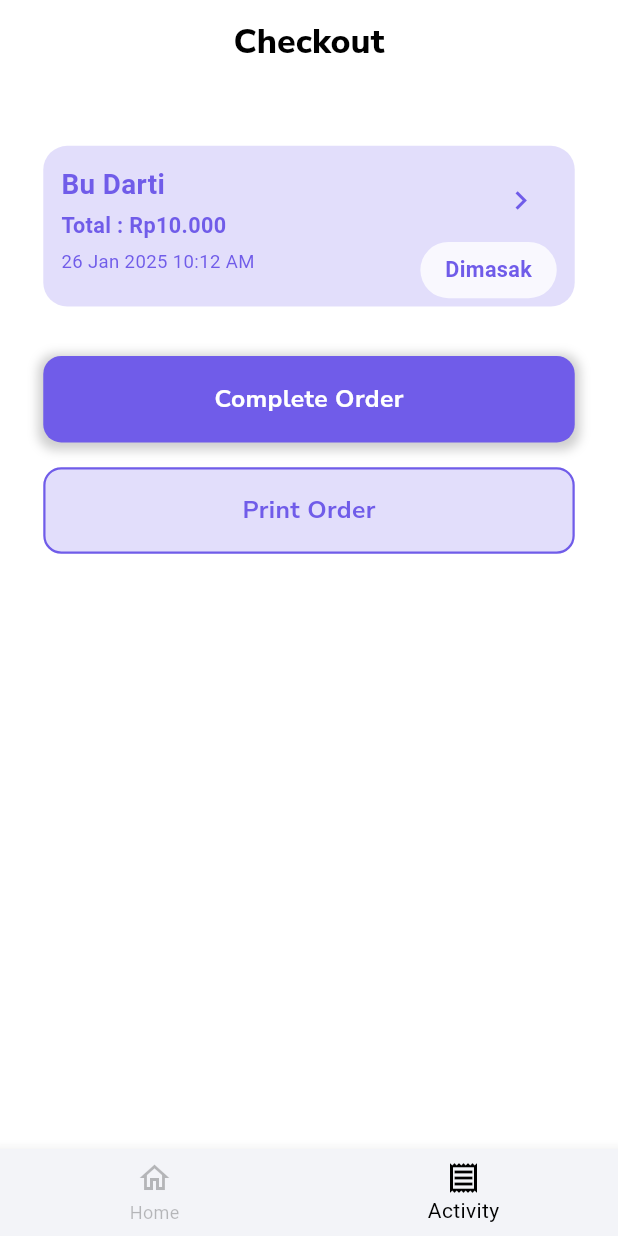
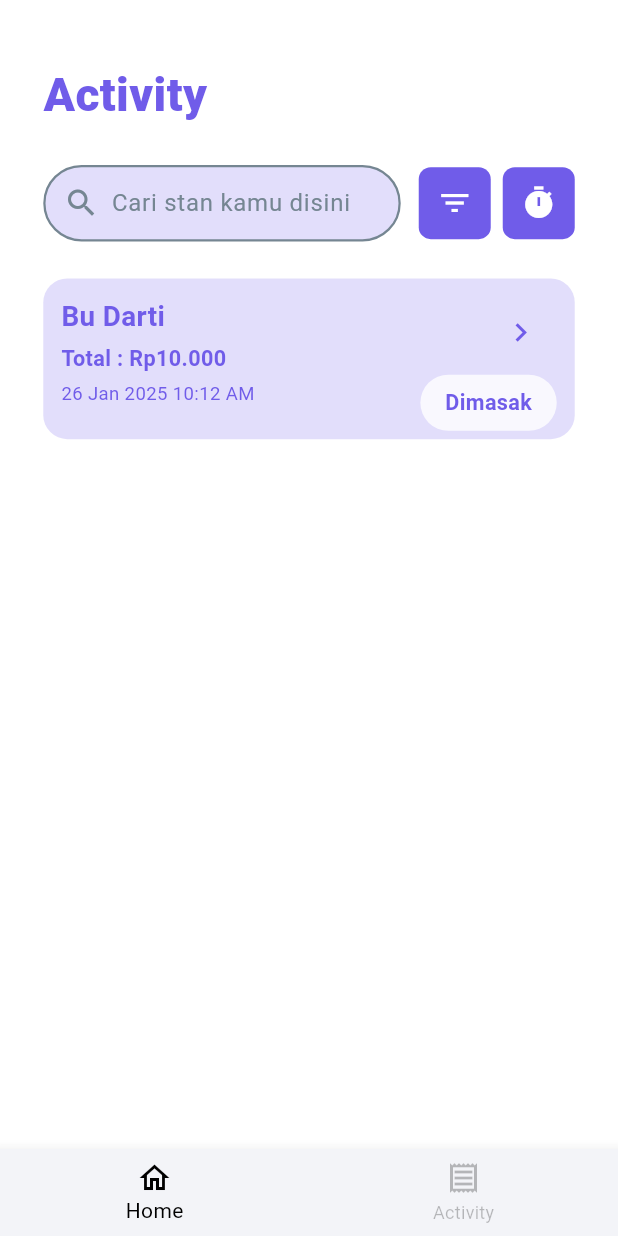
Before and after one commit to silkiy/ukk_kantin, a Flutter app: the ActivityPageStudent screen opened directly, on a phone screen of 412 x 824 dp. Run offline on Flutter 3.47's test engine with Material 3 defaults, Android fonts, the light colour scheme and no system bars; our stand-ins replace animated_splash_screen, google_fonts, page_transition.

Commit message:
fix : change from activity_page_student

```diff
--- a/lib/pages/student/activity_page_student.dart
+++ b/lib/pages/student/activity_page_student.dart
@@ -1,8 +1,7 @@
 import 'package:flutter/material.dart';
-import 'package:google_fonts/google_fonts.dart';
+import 'package:ukk_kantin_epan/components/card_activity.dart';
 
 import '../../components/bottom_nav_bar_student.dart';
-import '../../components/card_activity.dart';
 
 class ActivityPageStudent extends StatefulWidget {
   const ActivityPageStudent({super.key});
@@ -16,21 +15,6 @@ class _ActivityPageStudentState extends State<ActivityPageStudent> {
   Widget build(BuildContext context) {
     return Scaffold(
       backgroundColor: Color.fromRGBO(255, 255, 255, 1),
-      appBar: AppBar(
-        backgroundColor: Color.fromRGBO(255, 255, 255, 1),
-        elevation: 0,
-        centerTitle: true,
-        leading: null,
-        automaticallyImplyLeading: false,
-        title: Text(
-          "Checkout",
-          style: GoogleFonts.nunitoSans(
-            fontSize: MediaQuery.of(context).size.width * 0.055,
-            fontWeight: FontWeight.w800,
-            color: Colors.black,
-          ),
-        ),
-      ),
       body: SingleChildScrollView(
         padding: EdgeInsets.symmetric(
           vertical: MediaQuery.of(context).size.height * 0.05,
@@ -38,76 +22,93 @@ class _ActivityPageStudentState extends State<ActivityPageStudent> {
         ),
         child: Column(
           children: [
-            CardActivity(),
-            SizedBox(height: MediaQuery.of(context).size.height * 0.04),
-            GestureDetector(
-              onTap: () async {},
-              child: Container(
-                height: MediaQuery.of(context).size.width * 0.14,
-                decoration: BoxDecoration(
-                  color: const Color.fromRGBO(112, 92, 233, 1),
-                  borderRadius: BorderRadius.circular(12),
-                  boxShadow: [
-                    BoxShadow(
-                      color: const Color.fromRGBO(158, 158, 158, 1)
-                          .withValues(alpha: 0.5),
-                      spreadRadius: 3,
-                      blurRadius: 5,
-                      offset: Offset(0, 2),
+            Row(
+              children: [
+                Text(
+                  "Activity",
+                  style: TextStyle(
+                    fontSize: MediaQuery.of(context).size.width * 0.075,
+                    fontWeight: FontWeight.w800,
+                    color: Color(0xff705CE9),
+                  ),
                 ),
               ],
             ),
-                child: Center(
+            SizedBox(height: MediaQuery.of(context).size.height * 0.03),
+            Row(
+              children: [
+                Expanded(
+                  child: Container(
+                    decoration: BoxDecoration(
+                      color: Color.fromRGBO(112, 92, 233, 0.2),
+                      borderRadius: BorderRadius.circular(30),
+                      border: Border.all(
+                        color: Color(0xff758692),
+                        width: 1.5,
+                      ),
+                    ),
+                    padding: EdgeInsets.symmetric(horizontal: 12),
                     child: Row(
-                    mainAxisAlignment: MainAxisAlignment.center,
                       children: [
-                      Text(
-                        "Complete Order",
-                        style: GoogleFonts.nunitoSans(
-                          fontSize: MediaQuery.of(context).size.width * 0.04,
-                          fontWeight: FontWeight.w700,
-                          color: Colors.white,
+                        Icon(
+                          Icons.search,
+                          color: Color(0xff758692),
+                        ),
+                        SizedBox(width: 8),
+                        Expanded(
+                          child: TextField(
+                            decoration: InputDecoration(
+                              hintText: "Cari stan kamu disini",
+                              hintStyle: TextStyle(
+                                color: Color(0xff758692),
+                              ),
+                              border: InputBorder.none,
+                            ),
+                            style: TextStyle(
+                              color: Color(0xff758692),
+                            ),
                           ),
                         ),
                       ],
                     ),
                   ),
                 ),
+                SizedBox(width: 12),
+                Container(
+                  decoration: BoxDecoration(
+                    color: Color(0xff705CE9),
+                    borderRadius: BorderRadius.circular(8),
                   ),
-            SizedBox(height: MediaQuery.of(context).size.height * 0.02),
-            GestureDetector(
-              onTap: () async {},
-              child: Container(
-                height: MediaQuery.of(context).size.width * 0.14,
-                decoration: BoxDecoration(
-                  color: Color.fromRGBO(112, 92, 233, 0.2),
-                  border: Border.all(
-                    width: 1.5,
-                    color: Color.fromRGBO(112, 92, 233, 1),
+                  child: IconButton(
+                    icon: Icon(
+                      Icons.filter_list,
+                      color: Colors.white,
                     ),
-                  borderRadius: BorderRadius.circular(12),
-                ),
-                child: Center(
-                  child: Row(
-                    mainAxisAlignment: MainAxisAlignment.center,
-                    children: [
-                      Text(
-                        "Print Order",
-                        style: GoogleFonts.nunitoSans(
-                          fontSize: MediaQuery.of(context).size.width * 0.04,
-                          fontWeight: FontWeight.w700,
-                          color: Color.fromRGBO(112, 92, 233, 1),
+                    onPressed: () {},
                   ),
                 ),
+                SizedBox(width: 8),
+                Container(
+                  decoration: BoxDecoration(
+                    color: Color(0xff705CE9),
+                    borderRadius: BorderRadius.circular(8),
+                  ),
+                  child: IconButton(
+                    icon: Icon(
+                      Icons.timer,
+                      color: Colors.white,
+                    ),
+                    onPressed: () {},
+                  ),
+                )
+              ],
+            ),
+            SizedBox(height: MediaQuery.of(context).size.height * 0.03),
+            CardActivity(),
           ],
         ),
       ),
-              ),
-            ),
-          ],
-        ),
-      ),
-      bottomNavigationBar: BottomNavBarStudent(selectedItem: 1),
+      bottomNavigationBar: BottomNavBarStudent(selectedItem: 0),
     );
   }
 }
```
Lines whose indentation alone changed are shown as unchanged.
